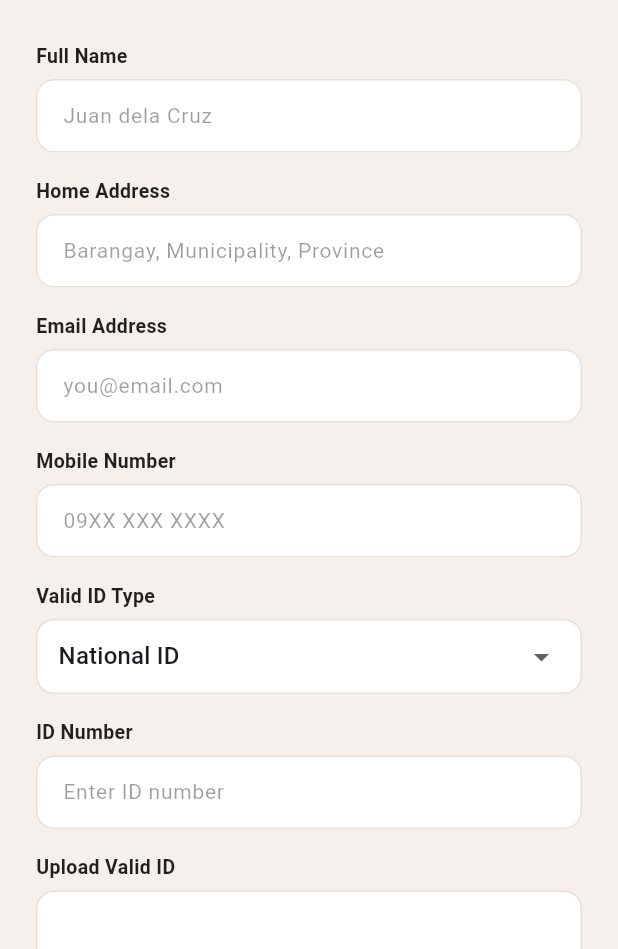
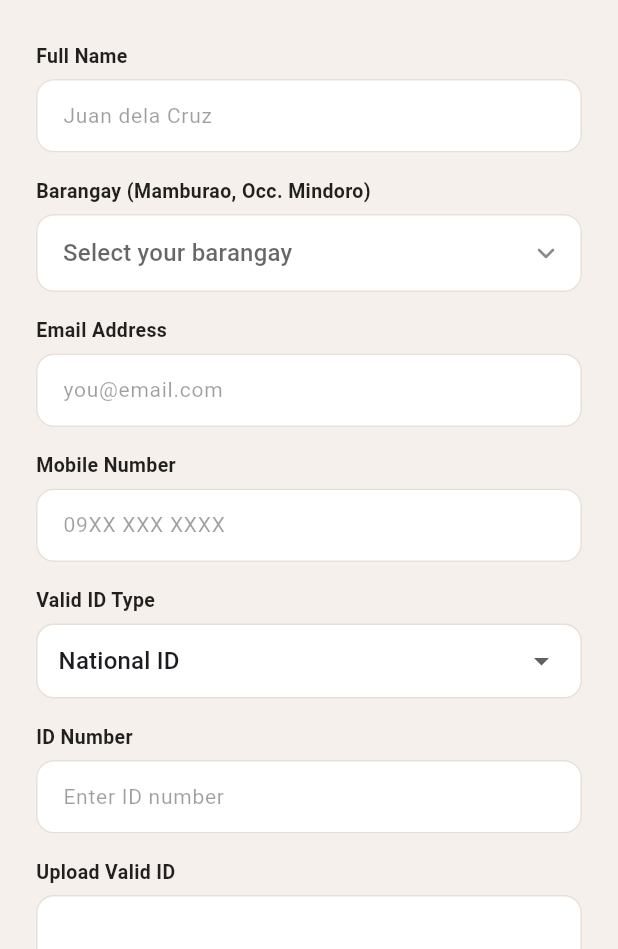
Before and after one commit to joshuaapostol24/application_ui_resq, a Flutter app: the _AuthGate screen opened directly, tab 2 chosen, on a phone screen of 412 x 824 dp, the part 287-1236 px from its top. Run offline on Flutter 3.47's test engine with Material 3 defaults, Android fonts, the phone set to English and light mode, and no system bars; our stand-ins replace firebase_core, firebase_messaging, flutter_dotenv, flutter_local_notifications, flutter_map, geocoding and 5 more; accounts and stored records are empty; network calls fail.

Commit message:
Fixed barangay to be dropdown instead of manual

```diff
--- a/lib/screens/profile_screen.dart
+++ b/lib/screens/profile_screen.dart
@@ -393,7 +393,6 @@ class _SignUpForm extends StatefulWidget {
 class _SignUpFormState extends State<_SignUpForm> {
   final _formKey = GlobalKey<FormState>();
   final _nameController = TextEditingController();
-  final _addressController = TextEditingController();
   final _emailController = TextEditingController();
   final _mobileController = TextEditingController();
   final _passwordController = TextEditingController();
@@ -403,6 +402,25 @@ class _SignUpFormState extends State<_SignUpForm> {
   bool _isLoading = false;
 
   final _idNumberController = TextEditingController();
+
+  String? _selectedBarangay;
+
+  static const List<String> _barangays = [
+    'Balansay',
+    'Fatima',
+    'Payompon',
+    'Poblacion 1',
+    'Poblacion 2',
+    'Poblacion 3',
+    'Poblacion 4',
+    'Poblacion 5',
+    'Poblacion 6',
+    'Poblacion 7',
+    'Poblacion 8',
+    'Talabaan',
+    'Tangkalan',
+    'Tayamaan',
+  ];
 
   String _selectedIdType = 'National ID';
 
@@ -438,7 +456,6 @@ class _SignUpFormState extends State<_SignUpForm> {
   @override
   void dispose() {
     _nameController.dispose();
-    _addressController.dispose();
     _emailController.dispose();
     _mobileController.dispose();
     _passwordController.dispose();
@@ -492,7 +509,7 @@ class _SignUpFormState extends State<_SignUpForm> {
     // ── Step 2: Sign up, passing the image URL directly ──
     final result = await AuthService().signUp(
       name: _nameController.text.trim(),
-      address: _addressController.text.trim(),
+      address: 'Barangay $_selectedBarangay',
       email: _emailController.text.trim(),
       mobileNumber: _mobileController.text.trim(),
       idType: _selectedIdType,
@@ -569,17 +586,55 @@ class _SignUpFormState extends State<_SignUpForm> {
             ),
             const SizedBox(height: 16),
 
-            // Address
-            _FormLabel(label: 'Home Address'),
+            // Barangay
+            const _FormLabel(label: 'Barangay (Mamburao, Occ. Mindoro)'),
             const SizedBox(height: 6),
-            _ResQTextField(
-              controller: _addressController,
-              hint: 'Barangay, Municipality, Province',
-              keyboardType: TextInputType.streetAddress,
-              validator: (v) {
-                if (v == null || v.trim().isEmpty) return 'Address is required';
-                return null;
-              },
+            DropdownButtonFormField<String>(
+              initialValue: _selectedBarangay,
+              decoration: InputDecoration(
+                hintText: 'Select your barangay',
+                hintStyle: const TextStyle(color: Colors.black38, fontSize: 14),
+                filled: true,
+                fillColor: Colors.white,
+                contentPadding: const EdgeInsets.symmetric(
+                    horizontal: 14, vertical: 14),
+                border: OutlineInputBorder(
+                  borderRadius: BorderRadius.circular(12),
+                  borderSide: const BorderSide(color: Color(0xFFE8E0D8)),
+                ),
+                enabledBorder: OutlineInputBorder(
+                  borderRadius: BorderRadius.circular(12),
+                  borderSide: const BorderSide(color: Color(0xFFE8E0D8)),
+                ),
+                focusedBorder: OutlineInputBorder(
+                  borderRadius: BorderRadius.circular(12),
+                  borderSide: const BorderSide(
+                      color: Color(0xFFF5A623), width: 1.5),
+                ),
+                errorBorder: OutlineInputBorder(
+                  borderRadius: BorderRadius.circular(12),
+                  borderSide: const BorderSide(color: Colors.red),
+                ),
+                focusedErrorBorder: OutlineInputBorder(
+                  borderRadius: BorderRadius.circular(12),
+                  borderSide:
+                      const BorderSide(color: Colors.red, width: 1.5),
+                ),
+              ),
+              isExpanded: true,
+              icon: const Icon(Icons.keyboard_arrow_down_rounded,
+                  color: Colors.black45),
+              items: _barangays
+                  .map((brgy) => DropdownMenuItem(
+                        value: brgy,
+                        child: Text(brgy,
+                            style: const TextStyle(
+                                fontSize: 14, color: Colors.black87)),
+                      ))
+                  .toList(),
+              onChanged: (val) => setState(() => _selectedBarangay = val),
+              validator: (val) =>
+                  val == null ? 'Please select your barangay' : null,
             ),
             const SizedBox(height: 16),
 
--- a/lib/screens/report_screen.dart
+++ b/lib/screens/report_screen.dart
@@ -245,7 +245,7 @@ class _ReportScreenState extends State<ReportScreen> {
             ),
             const SizedBox(height: 12),
             _SeveritySelector(
-              levels: const ['Low', 'Medium', 'High', 'Critical'],
+              levels: const ['Low', 'Medium', 'High'],
               selected: selectedSeverity,
               onSelect: (val) => setState(() => selectedSeverity = val),
             ),
```
